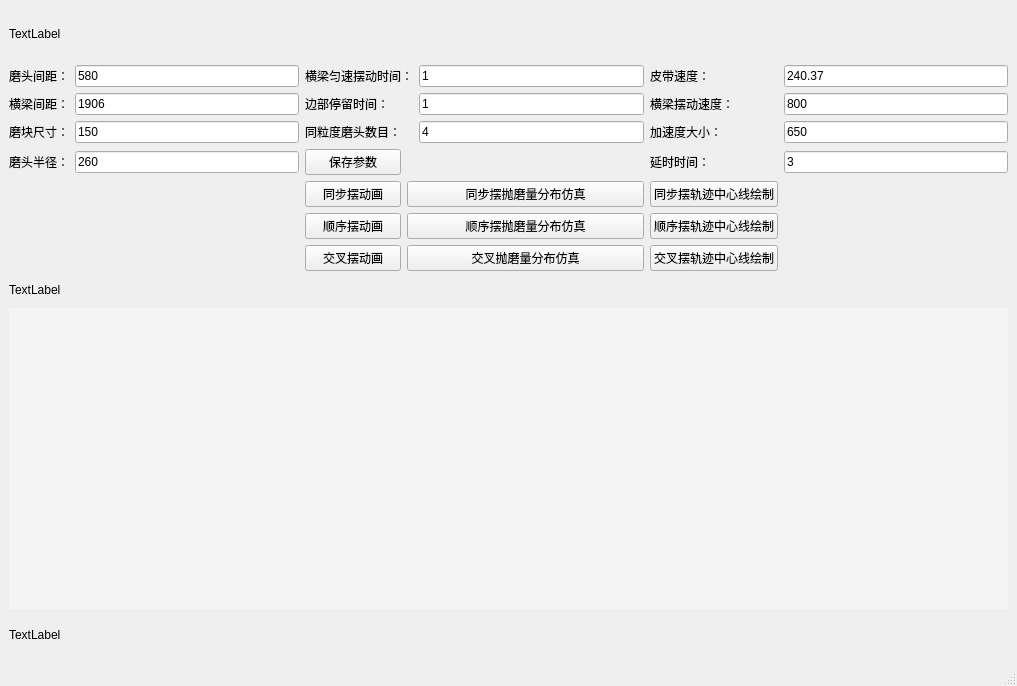
First picture: the form in Double_Sim.ui, repository wuheideyun/PolishingParameterNew, before the edit.
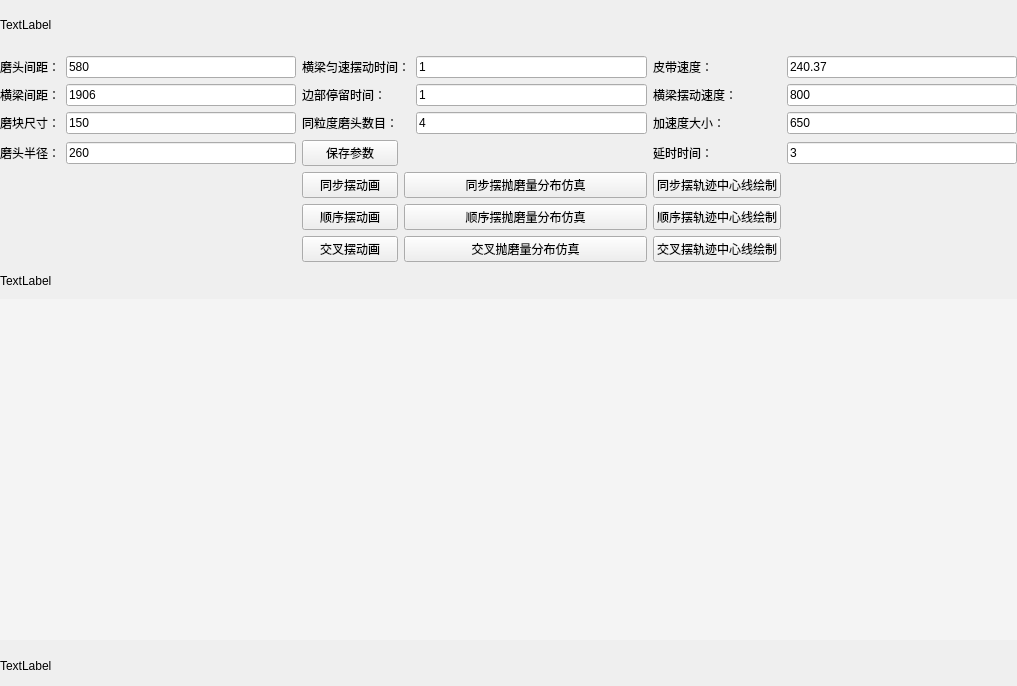
Second picture: the form after the edit.

The edit to the form file:
```diff
--- a/Double_Sim.ui
+++ b/Double_Sim.ui
@@ -15,6 +15,18 @@
   </property>
   <widget class="QWidget" name="centralwidget">
    <layout class="QGridLayout" name="gridLayout">
+    <property name="leftMargin">
+     <number>0</number>
+    </property>
+    <property name="topMargin">
+     <number>0</number>
+    </property>
+    <property name="rightMargin">
+     <number>0</number>
+    </property>
+    <property name="bottomMargin">
+     <number>0</number>
+    </property>
     <item row="1" column="1">
      <widget class="QLineEdit" name="lineEdit_between">
       <property name="text">
@@ -305,17 +317,6 @@
     </item>
    </layout>
   </widget>
-  <widget class="QMenuBar" name="menubar">
-   <property name="geometry">
-    <rect>
-     <x>0</x>
-     <y>0</y>
-     <width>1017</width>
-     <height>33</height>
-    </rect>
-   </property>
-  </widget>
-  <widget class="QStatusBar" name="statusbar"/>
  </widget>
  <resources/>
  <connections/>
```
